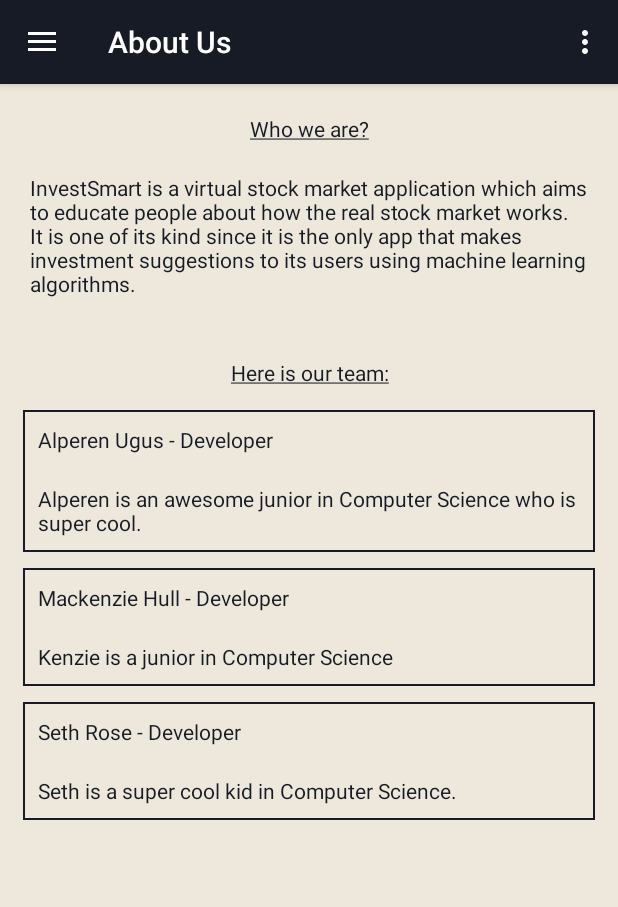
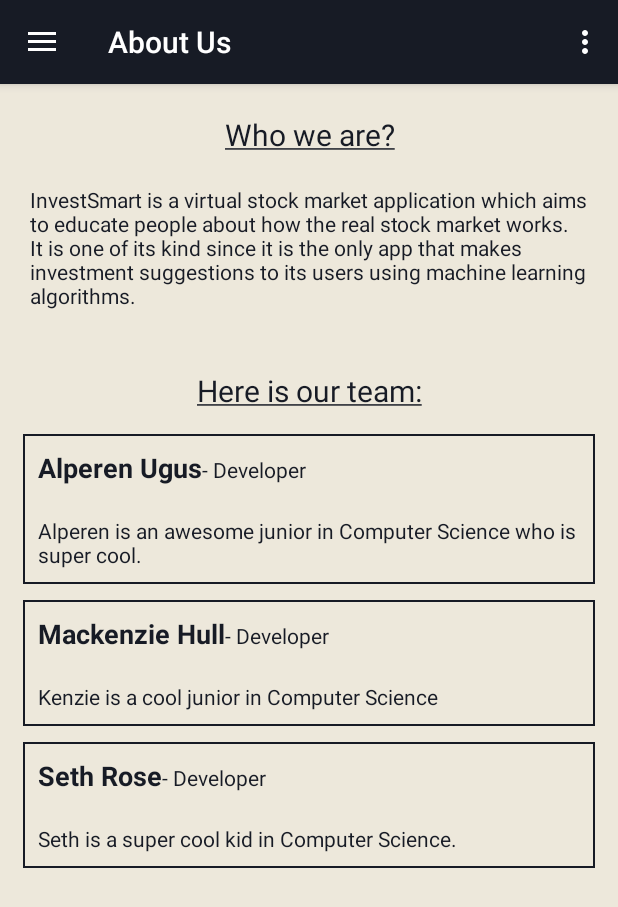
Before and after one commit to alperenugus/InvestSmart, an Android app: the screen it shows after launch (MainActivity), in the side drawer, after a tap on "About Us", on a phone screen of 412 x 824 dp. Shown: the top 907 px of the screen. Run offline under Robolectric (Android 15) with nearby library versions, the phone set to English and light mode, and no system bars; our stand-ins replace navigation-ui; 1 statement that could not run was skipped.

Commit message:
Modified sizing and formatting for About Us page.

```diff
--- a/app/src/main/res/layout/about_us.xml
+++ b/app/src/main/res/layout/about_us.xml
@@ -12,15 +12,16 @@
         android:layout_margin="10dp"
         android:gravity="center"
         android:orientation="vertical">
+
         <TextView
+            android:id="@+id/about_us_header"
             android:layout_width="match_parent"
             android:layout_height="wrap_content"
-            android:id="@+id/about_us_header"
+            android:layout_margin="10dp"
+            android:gravity="center"
             android:text="@string/about_us_header"
-            android:gravity="center"
             android:textColor="@color/colorText"
-            android:layout_margin="10dp">
-        </TextView>
+            android:textSize="20sp"></TextView>
         <TextView
             android:layout_width="match_parent"
             android:layout_height="wrap_content"
@@ -42,14 +43,14 @@
         android:orientation="vertical">
 
         <TextView
+            android:id="@+id/about_us_team"
             android:layout_width="match_parent"
             android:layout_height="wrap_content"
-            android:id="@+id/about_us_team"
+            android:layout_margin="10dp"
+            android:gravity="center"
             android:text="@string/about_us_team"
-            android:gravity="center"
             android:textColor="@color/colorText"
-            android:layout_margin="10dp">
-        </TextView>
+            android:textSize="20sp"></TextView>
 
         <LinearLayout
             android:layout_width="match_parent"
@@ -58,15 +59,31 @@
             android:background="@drawable/border"
             android:layout_margin="5dp">
 
+            <LinearLayout
+                android:layout_width="wrap_content"
+                android:layout_height="wrap_content"
+                android:orientation="horizontal"
+                android:layout_margin="10dp"
+                android:gravity="left">
+
                 <TextView
+                    android:id="@+id/about_us_alperen_name"
                     android:layout_width="match_parent"
                     android:layout_height="wrap_content"
-                android:id="@+id/about_us_alperen_name"
                     android:text="@string/alperen_ugus"
-                android:gravity="left"
                     android:textColor="@color/colorText"
-                android:layout_margin="10dp">
-            </TextView>
+                    android:textSize="18sp"
+                    android:textStyle="bold"></TextView>
+
+                <TextView
+                    android:id="@+id/developer_name_alperen"
+                    android:layout_width="match_parent"
+                    android:layout_height="wrap_content"
+                    android:text="@string/developer_text"
+                    android:textColor="@color/colorText"
+                    android:textSize="14sp"></TextView>
+
+            </LinearLayout>
 
             <TextView
                 android:layout_width="match_parent"
@@ -87,17 +104,31 @@
             android:orientation="vertical"
             android:background="@drawable/border"
             android:layout_margin="5dp">
-
+            <LinearLayout
+                android:layout_width="wrap_content"
+                android:layout_height="wrap_content"
+                android:orientation="horizontal"
+                android:layout_margin="10dp"
+                android:gravity="left">
 
                 <TextView
+                    android:id="@+id/about_us_mackenzie_hull"
                     android:layout_width="match_parent"
                     android:layout_height="wrap_content"
-                android:id="@+id/about_us_mackenzie_hull"
                     android:text="@string/mackenzie_hull"
-                android:gravity="left"
                     android:textColor="@color/colorText"
-                android:layout_margin="10dp">
-            </TextView>
+                    android:textSize="18sp"
+                    android:textStyle="bold"></TextView>
+
+                <TextView
+                    android:id="@+id/developer_name_kenzie"
+                    android:layout_width="match_parent"
+                    android:layout_height="wrap_content"
+                    android:text="@string/developer_text"
+                    android:textColor="@color/colorText"
+                    android:textSize="14sp"></TextView>
+
+            </LinearLayout>
 
             <TextView
                 android:layout_width="match_parent"
@@ -120,16 +151,33 @@
             android:background="@drawable/border"
             android:layout_margin="5dp">
 
+            <LinearLayout
+                android:layout_width="wrap_content"
+                android:layout_height="wrap_content"
+                android:orientation="horizontal"
+                android:layout_margin="10dp"
+                android:gravity="left">
 
                 <TextView
+                    android:id="@+id/about_us_seth_rose"
                     android:layout_width="match_parent"
                     android:layout_height="wrap_content"
-                android:id="@+id/about_us_seth_rose"
                     android:text="@string/seth_rose"
-                android:gravity="left"
                     android:textColor="@color/colorText"
-                android:layout_margin="10dp">
-            </TextView>
+                    android:textSize="18sp"
+                    android:textStyle="bold"></TextView>
+
+                <TextView
+                    android:id="@+id/developer_name_seth"
+                    android:layout_width="match_parent"
+                    android:layout_height="wrap_content"
+                    android:text="@string/developer_text"
+                    android:textColor="@color/colorText"
+                    android:textSize="14sp"></TextView>
+
+            </LinearLayout>
+
+
             <TextView
                 android:layout_width="match_parent"
                 android:layout_height="wrap_content"
--- a/app/src/main/res/values/strings.xml
+++ b/app/src/main/res/values/strings.xml
@@ -44,11 +44,12 @@
     <string name="unmatched">Emails did not match!</string>
 
     <!--about_us_screen-->
-    <string name="alperen_ugus">Alperen Ugus - Developer</string>
+    <string name="alperen_ugus">Alperen Ugus</string>
+    <string name="developer_text">- Developer</string>
     <string name="about_alperen_ugus">Alperen is an awesome junior in Computer Science who is super cool.</string>
-    <string name="mackenzie_hull">Mackenzie Hull - Developer</string>
-    <string name="about_mackenzie_hull">Kenzie is a junior in Computer Science</string>
-    <string name="seth_rose">Seth Rose - Developer</string>
+    <string name="mackenzie_hull">Mackenzie Hull</string>
+    <string name="about_mackenzie_hull">Kenzie is a cool junior in Computer Science</string>
+    <string name="seth_rose">Seth Rose</string>
     <string name="about_seth_rose">Seth is a super cool kid in Computer Science.</string>
     <string name="about_us_text">InvestSmart is a virtual stock market application which aims to educate people about
         how the real stock market works. It is one of its kind since it is the only app that makes investment suggestions
```
Lines whose indentation alone changed are shown as unchanged.
